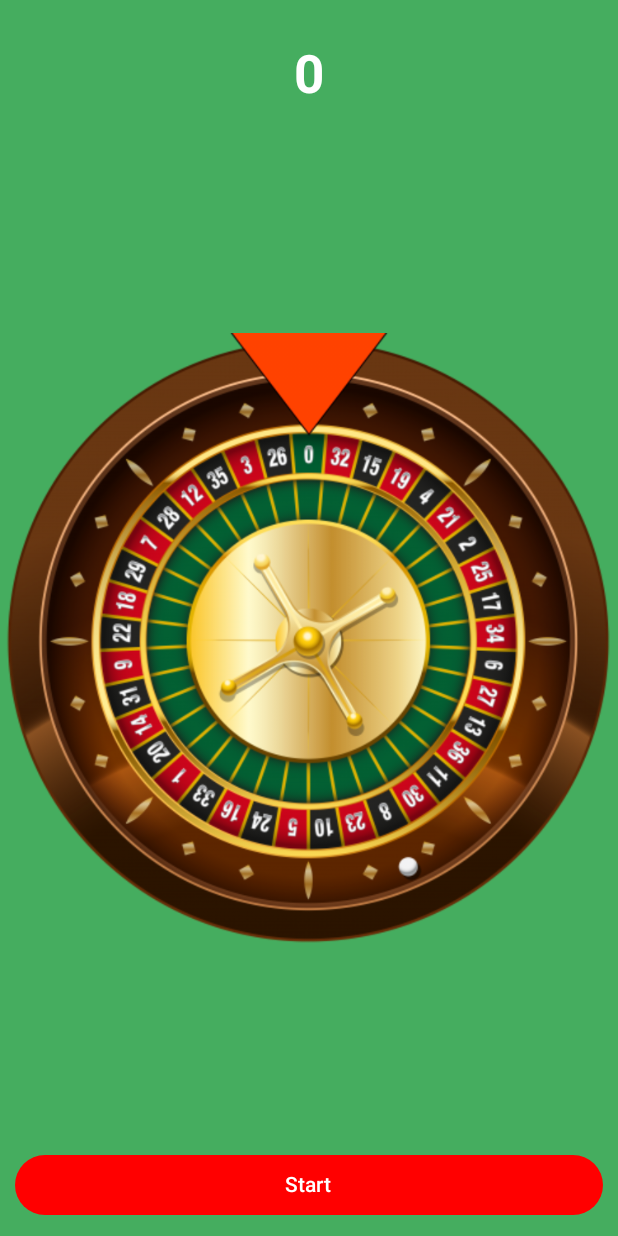
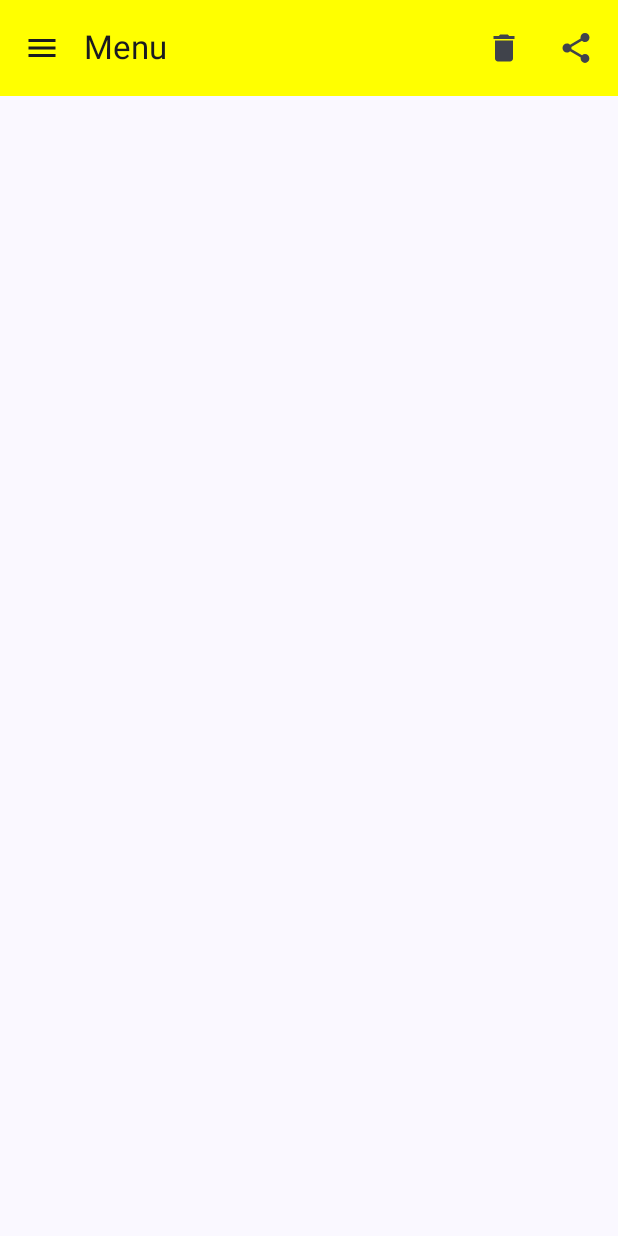
Before and after one commit to Shevy-D/ComposeLessonYouTube, an Android app built with Jetpack Compose: the screen it shows after launch (MainActivity), on a phone screen of 412 x 824 dp. Run offline under Robolectric (Android 15) with nearby library versions, the phone set to English and light mode, and no system bars.

Commit message:
Lesson №21. Scaffold и TopAppBar в Jetpack Compose

```diff
--- a/app/src/main/java/com/shevy/composelessonyoutube/MainActivity.kt
+++ b/app/src/main/java/com/shevy/composelessonyoutube/MainActivity.kt
@@ -1,14 +1,28 @@
 package com.shevy.composelessonyoutube
 
+import android.annotation.SuppressLint
+import android.content.Context
 import android.os.Bundle
+import android.widget.Toast
 import androidx.activity.ComponentActivity
 import androidx.activity.compose.setContent
-import androidx.compose.foundation.layout.fillMaxSize
-import androidx.compose.material3.Surface
+import androidx.compose.material.icons.Icons
+import androidx.compose.material.icons.filled.Delete
+import androidx.compose.material.icons.filled.Menu
+import androidx.compose.material.icons.filled.Share
+import androidx.compose.material3.ExperimentalMaterial3Api
+import androidx.compose.material3.Icon
+import androidx.compose.material3.IconButton
+import androidx.compose.material3.MaterialTheme
+import androidx.compose.material3.Scaffold
+import androidx.compose.material3.Text
+import androidx.compose.material3.TopAppBar
+import androidx.compose.material3.TopAppBarColors
+import androidx.compose.material3.TopAppBarDefaults
+import androidx.compose.runtime.Composable
 import androidx.compose.ui.Modifier
-import com.shevy.composelessonyoutube.ui.RuleScreen
+import androidx.compose.ui.graphics.Color.Companion.Yellow
 import com.shevy.composelessonyoutube.ui.theme.ComposeLessonYouTubeTheme
-import com.shevy.composelessonyoutube.ui.theme.GreenBg
 
 class MainActivity : ComponentActivity() {
 
@@ -16,14 +30,60 @@ class MainActivity : ComponentActivity() {
         super.onCreate(savedInstanceState)
         setContent {
             ComposeLessonYouTubeTheme {
-                // A surface container using the 'background' color from the theme
-                Surface(
-                    modifier = Modifier.fillMaxSize(),
-                    color = GreenBg
-                ) {
-                    RuleScreen()
-                }
+                MainScreen(applicationContext)
             }
         }
     }
 }
+
+@OptIn(ExperimentalMaterial3Api::class)
+@SuppressLint("UnusedMaterial3ScaffoldPaddingParameter")
+@Composable
+fun MainScreen(context: Context) {
+    Scaffold(
+        topBar = {
+            TopAppBar(
+                title = {
+                    Text(text = "Menu")
+                },
+                colors = TopAppBarDefaults.smallTopAppBarColors(containerColor = Yellow),
+                navigationIcon = {
+                    IconButton(
+                        onClick = {
+                            Toast.makeText(context, "Menu", Toast.LENGTH_SHORT).show()
+                        }
+                    ) {
+                        Icon(
+                            imageVector = Icons.Filled.Menu,
+                            contentDescription = "Menu"
+                        )
+                    }
+                },
+                actions = {
+                    IconButton(
+                        onClick = {
+                            Toast.makeText(context, "Delete", Toast.LENGTH_SHORT).show()
+                        }
+                    ) {
+                        Icon(
+                            imageVector = Icons.Filled.Delete,
+                            contentDescription = "Delete"
+                        )
+                    }
+                    IconButton(
+                        onClick = {
+                            Toast.makeText(context, "Share", Toast.LENGTH_SHORT).show()
+                        }
+                    ) {
+                        Icon(
+                            imageVector = Icons.Filled.Share,
+                            contentDescription = "Share"
+                        )
+                    }
+                }
+            )
+        }
+    ) {
+
+    }
+}
--- a/app/src/main/java/com/shevy/composelessonyoutube/ui/RuleScreen.kt
+++ /dev/null
@@ -1,107 +0,0 @@
-package com.shevy.composelessonyoutube.ui
-
-import android.util.Log
-import androidx.compose.animation.core.LinearOutSlowInEasing
-import androidx.compose.animation.core.animateFloatAsState
-import androidx.compose.animation.core.tween
-import androidx.compose.foundation.Image
-import androidx.compose.foundation.layout.Arrangement
-import androidx.compose.foundation.layout.Box
-import androidx.compose.foundation.layout.Column
-import androidx.compose.foundation.layout.fillMaxSize
-import androidx.compose.foundation.layout.fillMaxWidth
-import androidx.compose.foundation.layout.height
-import androidx.compose.foundation.layout.padding
-import androidx.compose.foundation.layout.wrapContentHeight
-import androidx.compose.foundation.layout.wrapContentWidth
-import androidx.compose.material3.Button
-import androidx.compose.material3.ButtonDefaults
-import androidx.compose.material3.Text
-import androidx.compose.runtime.Composable
-import androidx.compose.runtime.getValue
-import androidx.compose.runtime.mutableFloatStateOf
-import androidx.compose.runtime.mutableIntStateOf
-import androidx.compose.runtime.remember
-import androidx.compose.runtime.setValue
-import androidx.compose.ui.Modifier
-import androidx.compose.ui.draw.rotate
-import androidx.compose.ui.graphics.Color.Companion.Red
-import androidx.compose.ui.graphics.Color.Companion.White
-import androidx.compose.ui.res.painterResource
-import androidx.compose.ui.text.font.FontWeight
-import androidx.compose.ui.tooling.preview.Preview
-import androidx.compose.ui.unit.dp
-import androidx.compose.ui.unit.sp
-import com.shevy.composelessonyoutube.R
-
-@Preview(showBackground = true)
-@Composable
-fun RuleScreen() {
-    var rotationValue by remember {
-        mutableFloatStateOf(0f)
-    }
-    var number by remember {
-        mutableIntStateOf(0)
-    }
-
-    val angle: Float by animateFloatAsState(
-        targetValue = rotationValue,
-        animationSpec = tween(
-            durationMillis = 2000,
-            easing = LinearOutSlowInEasing
-        ),
-        finishedListener = {
-            val index = (365f - (rotationValue % 360f)) / (360f / ValueList.list.size)
-            number = ValueList.list[index.toInt()]
-        }, label = ""
-    )
-    Log.d("MyLog", "angle: $angle")
-
-    Column(
-        modifier = Modifier.fillMaxSize(),
-        verticalArrangement = Arrangement.SpaceBetween
-    ) {
-        Text(
-            modifier = Modifier
-                .fillMaxWidth()
-                .height(100.dp)
-                .wrapContentHeight()
-                .wrapContentWidth(),
-            text = number.toString(),
-            fontWeight = FontWeight.Bold,
-            fontSize = 35.sp,
-            color = White
-        )
-        Box(
-            modifier = Modifier
-                .weight(1f)
-                .fillMaxSize()
-        ) {
-            Image(
-                painter = painterResource(id = R.drawable.ruleta),
-                contentDescription = "Ruleta",
-                modifier = Modifier
-                    .fillMaxSize()
-                    .rotate(angle)
-            )
-            Image(
-                painter = painterResource(id = R.drawable.flecha),
-                contentDescription = "Arrow",
-                modifier = Modifier.fillMaxSize()
-            )
-        }
-        Button(
-            onClick = { rotationValue = ((0..360).random().toFloat() + 720) + angle },
-            colors = ButtonDefaults.buttonColors(Red),
-            modifier = Modifier
-                .fillMaxWidth()
-                .padding(10.dp)
-        ) {
-            Text(
-                text = "Start",
-                color = White
-            )
-        }
-
-    }
-}
```
Also changed, not shown: app/src/main/java/com/shevy/composelessonyoutube/ui/NumberUtils.kt (deleted, +0 -44 lines).
